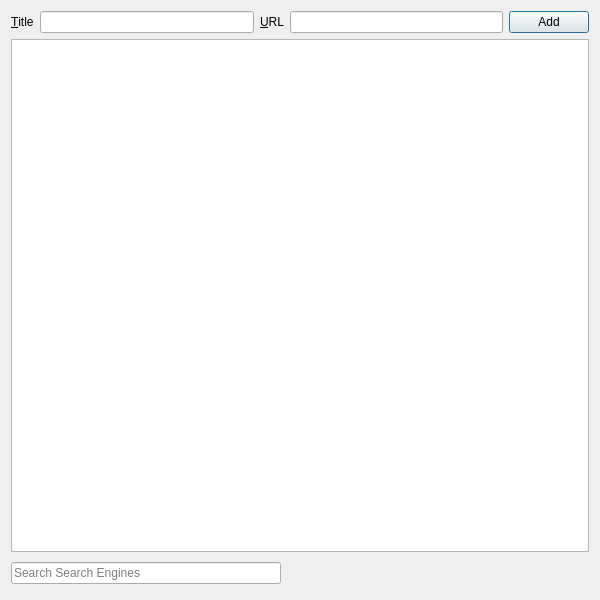
Old version of the form 2.x/UI/dooble_search_engines_popup.ui in the repository textbrowser/dooble.
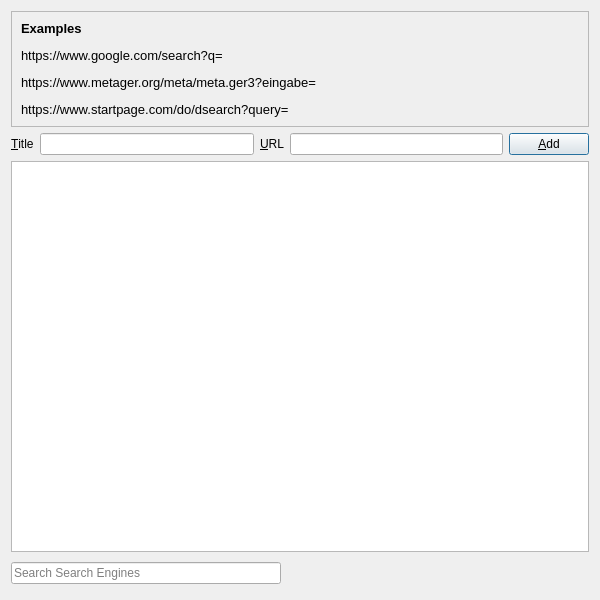
New version of the form. Icons and pictures are not drawn. Custom widgets are drawn as their Qt base class.

Commit message: Mnemonics. Search examples.

Patch:
```diff
--- a/2.x/UI/dooble_search_engines_popup.ui
+++ b/2.x/UI/dooble_search_engines_popup.ui
@@ -18,6 +18,38 @@
     <normaloff>:/Logo/dooble.png</normaloff>:/Logo/dooble.png</iconset>
   </property>
   <layout class="QVBoxLayout" name="verticalLayout">
+   <item>
+    <widget class="QFrame" name="frame">
+     <property name="frameShape">
+      <enum>QFrame::StyledPanel</enum>
+     </property>
+     <property name="frameShadow">
+      <enum>QFrame::Raised</enum>
+     </property>
+     <layout class="QVBoxLayout" name="verticalLayout_2">
+      <item>
+       <widget class="QLabel" name="label_2">
+        <property name="text">
+         <string>&lt;!DOCTYPE HTML PUBLIC &quot;-//W3C//DTD HTML 4.0//EN&quot; &quot;http://www.w3.org/TR/REC-html40/strict.dtd&quot;&gt;
+&lt;html&gt;&lt;head&gt;&lt;meta name=&quot;qrichtext&quot; content=&quot;1&quot; /&gt;&lt;style type=&quot;text/css&quot;&gt;
+p, li { white-space: pre-wrap; }
+&lt;/style&gt;&lt;/head&gt;&lt;body style=&quot; font-family:'Noto Sans'; font-size:10pt; font-weight:400; font-style:normal;&quot;&gt;
+&lt;p style=&quot; margin-top:12px; margin-bottom:12px; margin-left:0px; margin-right:0px; -qt-block-indent:0; text-indent:0px;&quot;&gt;&lt;span style=&quot; font-weight:600;&quot;&gt;Examples&lt;/span&gt;&lt;/p&gt;
+&lt;p style=&quot; margin-top:12px; margin-bottom:12px; margin-left:0px; margin-right:0px; -qt-block-indent:0; text-indent:0px;&quot;&gt;https://www.google.com/search?q=&lt;/p&gt;
+&lt;p style=&quot; margin-top:12px; margin-bottom:12px; margin-left:0px; margin-right:0px; -qt-block-indent:0; text-indent:0px;&quot;&gt;https://www.metager.org/meta/meta.ger3?eingabe=&lt;/p&gt;
+&lt;p style=&quot; margin-top:12px; margin-bottom:12px; margin-left:0px; margin-right:0px; -qt-block-indent:0; text-indent:0px;&quot;&gt;https://www.startpage.com/do/dsearch?query=&lt;/p&gt;&lt;/body&gt;&lt;/html&gt;</string>
+        </property>
+        <property name="wordWrap">
+         <bool>true</bool>
+        </property>
+        <property name="textInteractionFlags">
+         <set>Qt::LinksAccessibleByMouse|Qt::TextSelectableByKeyboard|Qt::TextSelectableByMouse</set>
+        </property>
+       </widget>
+      </item>
+     </layout>
+    </widget>
+   </item>
    <item>
     <layout class="QHBoxLayout" name="horizontalLayout_14">
      <item>
@@ -57,7 +89,7 @@
      <item>
       <widget class="QPushButton" name="add">
        <property name="text">
-        <string>Add</string>
+        <string>&amp;Add</string>
        </property>
       </widget>
      </item>
```
The commit also changes 8 other files.
